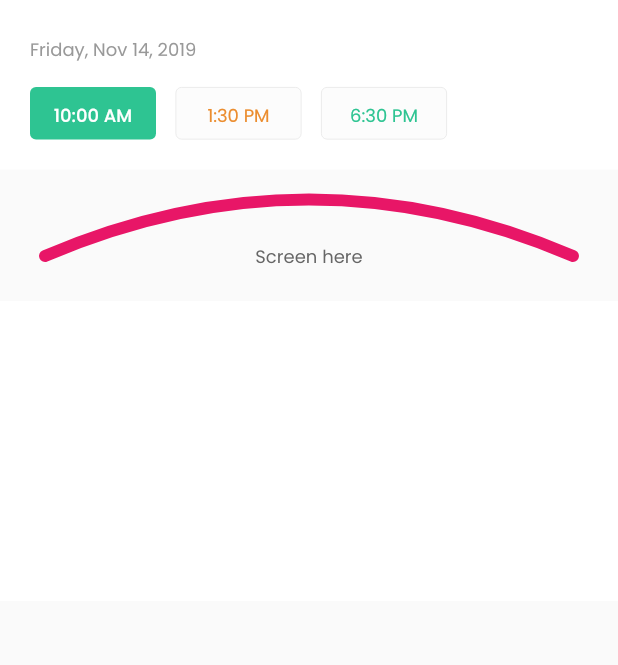
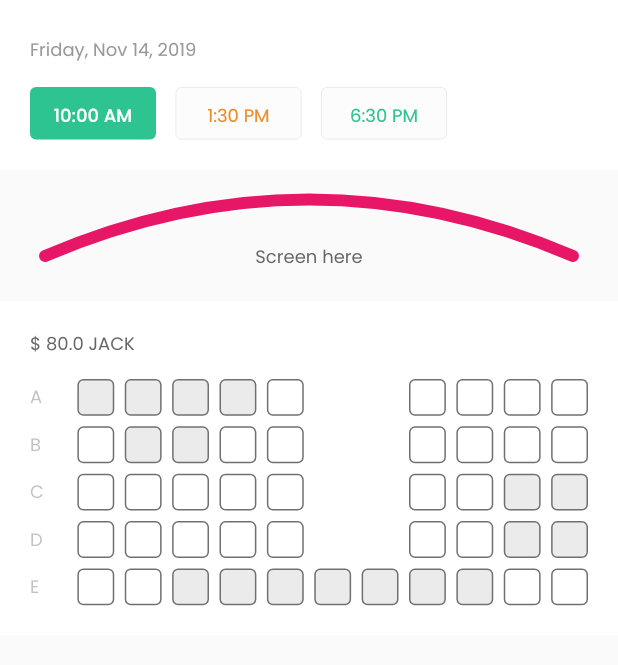
Before and after one commit to robustsolution/findseat-Flutter, a Flutter app: the screen it shows after launch, on a phone screen of 412 x 824 dp, the part 75-740 px from its top. Run offline on Flutter 3.47's test engine with Material 2 defaults, Android fonts, the phone set to English and light mode, and no system bars; our stand-ins replace dotted_border, flutter_svg, google_maps_flutter.

Commit message:
[BookSeatSlot] basically add widget_item_grid_seat_slot

```diff
--- a/lib/model/barrel_model.dart
+++ b/lib/model/barrel_model.dart
@@ -1 +1,3 @@
 export 'entity/seat_type.dart';
+export 'entity/seat_row.dart';
+export 'entity/seat_slot.dart';
--- /dev/null
+++ b/lib/model/entity/seat_row.dart
@@ -0,0 +1,16 @@
+import 'package:flutter/cupertino.dart';
+
+class SeatRow {
+  //A, B, C, ...
+  String rowId;
+  int count;
+  List<int> offs = [];
+  List<int> booked = [];
+
+  SeatRow({
+    @required this.rowId,
+    @required this.count,
+    @required this.offs,
+    @required this.booked,
+  });
+}
--- /dev/null
+++ b/lib/model/entity/seat_slot.dart
@@ -0,0 +1,10 @@
+import 'package:flutter/cupertino.dart';
+
+class SeatSlot {
+  int slotId;
+  String rowId;
+  bool isBooked;
+
+  SeatSlot(
+      {@required this.slotId, @required this.rowId, @required this.isBooked});
+}
--- a/lib/presentation/screen/booking/book_seat_slot/barrel_book_seat_slot.dart
+++ b/lib/presentation/screen/booking/book_seat_slot/barrel_book_seat_slot.dart
@@ -1,2 +1,3 @@
 export 'sc_book_seat_slot.dart';
 export 'widget_cine_screen.dart';
+export 'widget_item_grid_seat_slot.dart';
--- a/lib/presentation/screen/booking/book_seat_slot/sc_book_seat_slot.dart
+++ b/lib/presentation/screen/booking/book_seat_slot/sc_book_seat_slot.dart
@@ -1,3 +1,4 @@
+import 'package:find_seat/model/barrel_model.dart';
 import 'package:find_seat/presentation/common_widgets/widget_toolbar.dart';
 import 'package:find_seat/presentation/screen/booking/barrel_booking.dart';
 import 'package:find_seat/presentation/screen/booking/book_seat_slot/barrel_book_seat_slot.dart';
@@ -47,10 +48,7 @@ class _BookSeatSlotScreenState extends State<BookSeatSlotScreen> {
                 showCineDot: false,
               ),
               WidgetCineScreen(),
-              Container(
-                color: Colors.white,
-                height: 200,
-              )
+              WidgetItemGridSeatSlot(),
             ],
           ),
         ),
--- /dev/null
+++ b/lib/presentation/screen/booking/book_seat_slot/widget_item_grid_seat_slot.dart
@@ -0,0 +1,135 @@
+import 'package:find_seat/model/barrel_model.dart';
+import 'package:find_seat/presentation/common_widgets/barrel_common_widgets.dart';
+import 'package:find_seat/utils/my_const/my_const.dart';
+import 'package:flutter/material.dart';
+
+class WidgetItemGridSeatSlot extends StatefulWidget {
+  List<SeatRow> seatRows = [
+    SeatRow(
+      rowId: 'A',
+      count: 11,
+      offs: [5, 6],
+      booked: [0, 1, 2, 3],
+    ),
+    SeatRow(
+      rowId: 'B',
+      count: 11,
+      offs: [5, 6],
+      booked: [1, 2],
+    ),
+    SeatRow(
+      rowId: 'C',
+      count: 11,
+      offs: [5, 6],
+      booked: [9, 10],
+    ),
+    SeatRow(
+      rowId: 'D',
+      count: 11,
+      offs: [5, 6],
+      booked: [9, 10],
+    ),
+    SeatRow(
+      rowId: 'E',
+      count: 11,
+      offs: [],
+      booked: [2, 3, 4, 5, 6, 7, 8],
+    )
+  ];
+
+  WidgetItemGridSeatSlot();
+
+  @override
+  _WidgetItemGridSeatSlotState createState() => _WidgetItemGridSeatSlotState();
+}
+
+class _WidgetItemGridSeatSlotState extends State<WidgetItemGridSeatSlot> {
+  int maxColumn;
+
+  @override
+  void initState() {
+    maxColumn = widget.seatRows[0].count + 1;
+
+    super.initState();
+  }
+
+  @override
+  Widget build(BuildContext context) {
+    return Container(
+      color: COLOR_CONST.WHITE,
+      padding: EdgeInsets.all(20),
+      child: Column(
+        mainAxisSize: MainAxisSize.min,
+        crossAxisAlignment: CrossAxisAlignment.start,
+        children: <Widget>[
+          Text('\$ 80.0 JACK', style: FONT_CONST.REGULAR_GRAY4_12),
+          WidgetSpacer(height: 14),
+          _buildSlotGrid(),
+        ],
+      ),
+    );
+  }
+
+  _buildSlotGrid() {
+    return ConstrainedBox(
+      constraints: BoxConstraints(
+        minHeight: 129,
+        maxHeight: 200,
+      ),
+      child: GridView.count(
+        shrinkWrap: true,
+        crossAxisCount: maxColumn,
+        scrollDirection: Axis.vertical,
+        childAspectRatio: 1,
+        crossAxisSpacing: 7,
+        mainAxisSpacing: 7,
+        children: _generatedGrid(),
+      ),
+    );
+  }
+
+  List<Widget> _generatedGrid() {
+    List<Widget> widgets = [];
+
+    widget.seatRows.forEach((seatRow) {
+      //ITEM ROW NAME
+      var itemRowName = Container(
+        child: Align(
+          alignment: Alignment.centerLeft,
+          child: Text(
+            '${seatRow.rowId}',
+            style: FONT_CONST.REGULAR_GRAY4_40_12,
+          ),
+        ),
+      );
+
+      widgets.add(itemRowName);
+
+      //ITEM SEAT
+      for (int i = 0; i < seatRow.count; i++) {
+        var isOff = seatRow.offs.contains(i);
+        var isBooked = seatRow.booked.contains(i);
+
+        var itemAvailable = Container(
+          decoration: BoxDecoration(
+            color: isBooked
+                ? COLOR_CONST.SEAT_SLOT_BG_BOOKED
+                : COLOR_CONST.SEAT_SLOT_BG,
+            borderRadius: BorderRadius.circular(4),
+            border: Border.all(
+              color: COLOR_CONST.SEAT_SLOT_BORDER,
+              width: 1,
+            ),
+          ),
+//            child: Center(child: Text('${seatRow.rowId}${i + 1}')),
+        );
+
+        var itemEmpty = Container();
+
+        widgets.add(isOff ? itemEmpty : itemAvailable);
+      }
+    });
+
+    return widgets;
+  }
+}
--- a/lib/utils/my_const/COLOR_CONST.dart
+++ b/lib/utils/my_const/COLOR_CONST.dart
@@ -22,6 +22,7 @@ class COLOR_CONST {
   static final HexColor GRAY2 = new HexColor("#F8F8F8");
   static final HexColor GRAY3 = new HexColor("#F4F4F4");
   static final HexColor GRAY4 = new HexColor("#666666");
+  static final HexColor GRAY4_40 = new HexColor("#66666666");
   static final HexColor GRAY5 = new HexColor("#C1C1C1");
   static final HexColor GRAY6 = new HexColor("#707070");
   static final HexColor GRAY7 = new HexColor("#DDDDDD");
@@ -38,6 +39,9 @@ class COLOR_CONST {
   static final HexColor GIFT_BG2 = new HexColor("#2687D57E");
   static final HexColor TIME_SLOT_BG = new HexColor("#FCFCFC");
   static final HexColor TIME_SLOT_BORDER = new HexColor("#E5E5E5");
+  static final HexColor SEAT_SLOT_BG_BOOKED = new HexColor("#EBEBEB");
+  static final HexColor SEAT_SLOT_BG = new HexColor("#FFFFFF");
+  static final HexColor SEAT_SLOT_BORDER = new HexColor("#707070");
 
   static final MaterialColor STATUS_BAR = MaterialColor(0xFF2E3147, {});
 }
--- a/lib/utils/my_const/FONT_CONST.dart
+++ b/lib/utils/my_const/FONT_CONST.dart
@@ -49,6 +49,9 @@ class FONT_CONST {
   static final REGULAR_GRAY4_10 = REGULAR_GRAY4.copyWith(fontSize: 10);
   static final REGULAR_GRAY4_12 = REGULAR_GRAY4.copyWith(fontSize: 12);
   static final REGULAR_GRAY4_14 = REGULAR_GRAY4.copyWith(fontSize: 14);
+
+  static final REGULAR_GRAY4_40 = REGULAR.copyWith(color: COLOR_CONST.GRAY4_40);
+  static final REGULAR_GRAY4_40_12 = REGULAR_GRAY4_40.copyWith(fontSize: 12);
 
   static final REGULAR_GRAY5 = REGULAR.copyWith(color: COLOR_CONST.GRAY5);
   static final REGULAR_GRAY5_10 = REGULAR_GRAY5.copyWith(fontSize: 10);
```
